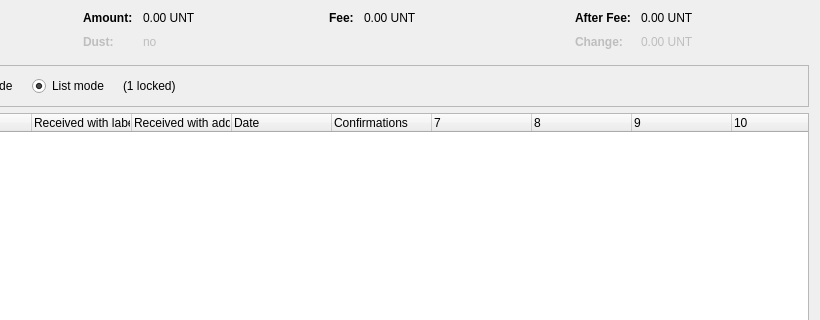
Qt form src/qt/forms/coincontroldialog.ui (dtr-org/unit-e) before a commit; both pictures show x 180 to 1000 and y 0 to 320 of the 1000 by 500 pixel window.
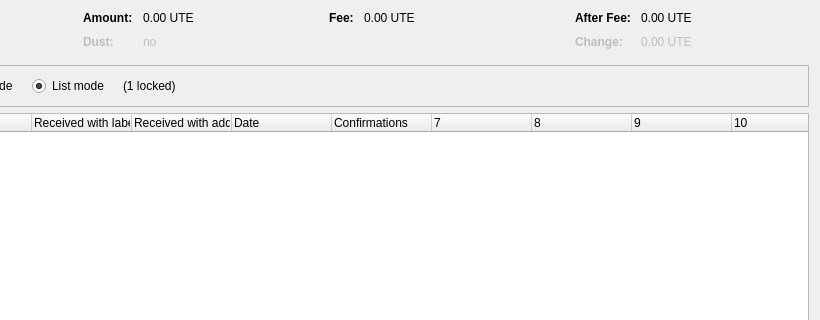
The same form after that commit. Custom widgets are drawn as their Qt base class.

```diff
--- a/src/qt/forms/coincontroldialog.ui
+++ b/src/qt/forms/coincontroldialog.ui
@@ -132,7 +132,7 @@
           <enum>Qt::ActionsContextMenu</enum>
          </property>
          <property name="text">
-          <string notr="true">0.00 UNT</string>
+          <string notr="true">0.00 UTE</string>
          </property>
          <property name="textInteractionFlags">
           <set>Qt::LinksAccessibleByMouse|Qt::TextSelectableByKeyboard|Qt::TextSelectableByMouse</set>
@@ -212,7 +212,7 @@
           <enum>Qt::ActionsContextMenu</enum>
          </property>
          <property name="text">
-          <string notr="true">0.00 UNT</string>
+          <string notr="true">0.00 UTE</string>
          </property>
          <property name="textInteractionFlags">
           <set>Qt::LinksAccessibleByMouse|Qt::TextSelectableByKeyboard|Qt::TextSelectableByMouse</set>
@@ -257,7 +257,7 @@
           <enum>Qt::ActionsContextMenu</enum>
          </property>
          <property name="text">
-          <string notr="true">0.00 UNT</string>
+          <string notr="true">0.00 UTE</string>
          </property>
          <property name="textInteractionFlags">
           <set>Qt::LinksAccessibleByMouse|Qt::TextSelectableByKeyboard|Qt::TextSelectableByMouse</set>
@@ -292,7 +292,7 @@
           <enum>Qt::ActionsContextMenu</enum>
          </property>
          <property name="text">
-          <string notr="true">0.00 UNT</string>
+          <string notr="true">0.00 UTE</string>
          </property>
          <property name="textInteractionFlags">
           <set>Qt::LinksAccessibleByMouse|Qt::TextSelectableByKeyboard|Qt::TextSelectableByMouse</set>
```
